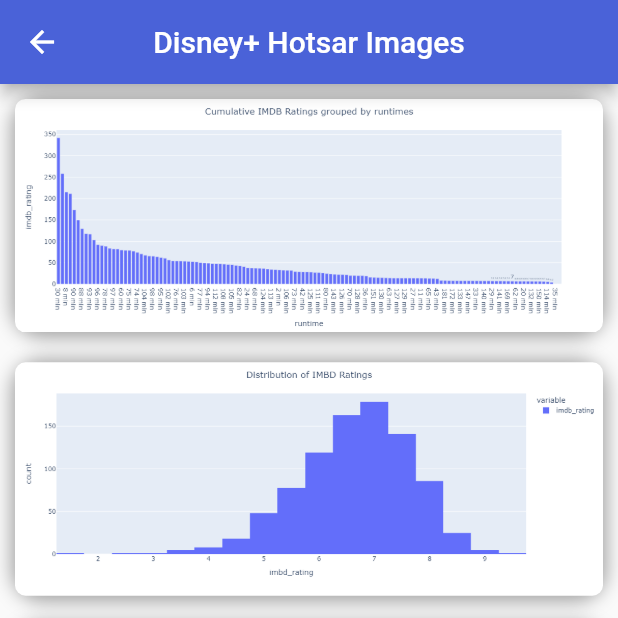
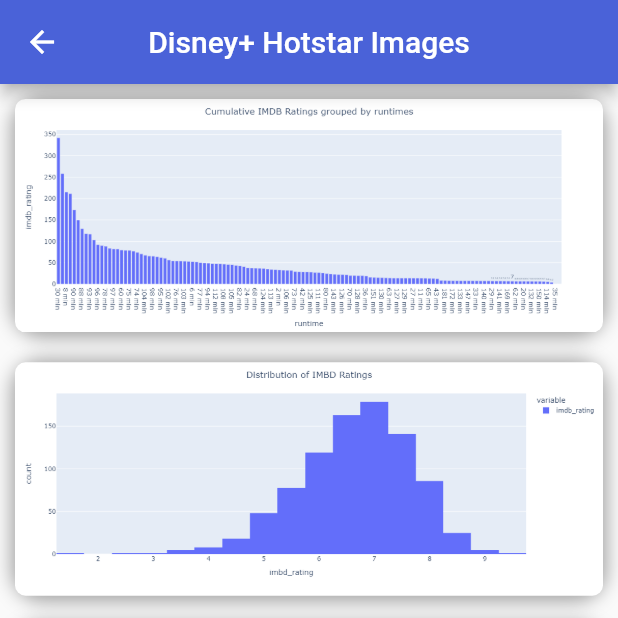
Before and after one commit to Manojkc15/BigData, a Flutter app: the screen it shows after launch, after a tap on "Interesting Insights", on a phone screen of 412 x 824 dp, the top half of it. Run offline on Flutter 3.47's test engine with Material 2 defaults, Android fonts, the phone set to English and light mode, and no system bars; our stand-ins replace flutter_staggered_animations, flutter_svg, persistent_bottom_nav_bar.

Commit message:
fixed typo

```diff
--- a/recommendation_system/lib/screens/hotstar.dart
+++ b/recommendation_system/lib/screens/hotstar.dart
@@ -237,7 +237,7 @@
                       context,
                       MaterialPageRoute(
                         builder: (context) {
-                          return const DisneyHotsarImages();
+                          return const DisneyHotstarImages();
                         },
                       ),
                     );
--- a/recommendation_system/lib/widgets/disney_hotstar_images.dart
+++ b/recommendation_system/lib/widgets/disney_hotstar_images.dart
@@ -1,13 +1,13 @@
 import 'package:flutter/material.dart';
 
-class DisneyHotsarImages extends StatefulWidget {
-  const DisneyHotsarImages({Key? key}) : super(key: key);
+class DisneyHotstarImages extends StatefulWidget {
+  const DisneyHotstarImages({Key? key}) : super(key: key);
 
   @override
-  State<DisneyHotsarImages> createState() => _ImagesState();
+  State<DisneyHotstarImages> createState() => _ImagesState();
 }
 
-class _ImagesState extends State<DisneyHotsarImages> {
+class _ImagesState extends State<DisneyHotstarImages> {
   final List<String> images = [
     'Cumulative_IMDB_Ratings_grouped_by_runtimes.png',
     'Distribution_of_IMBD_Ratings.png',
@@ -40,7 +40,7 @@
       appBar: AppBar(
         backgroundColor: const Color(0xff4a62d8),
         title: const Text(
-          "Disney+ Hotsar Images",
+          "Disney+ Hotstar Images",
           style: TextStyle(
             fontSize: 20,
           ),
```
